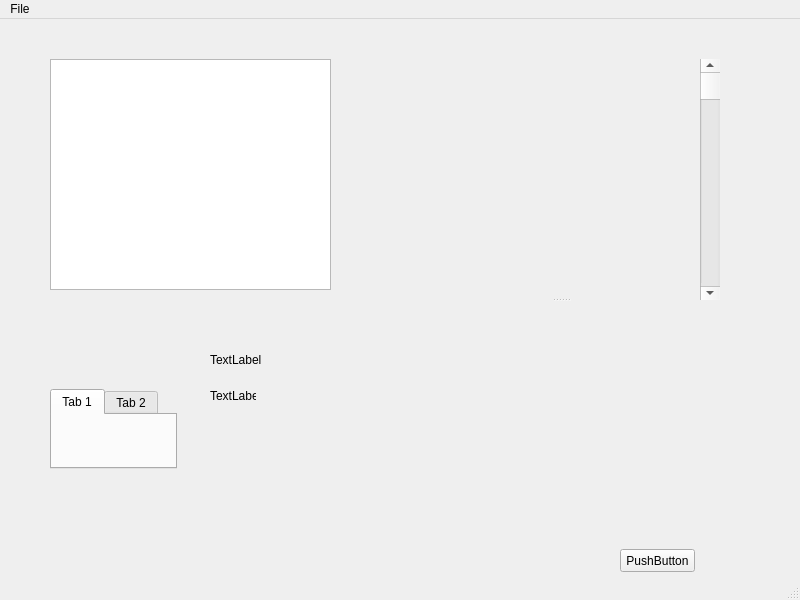
colddie/MICA, file Qt/RegionGrowing/src/viewer.ui: the form before one commit.
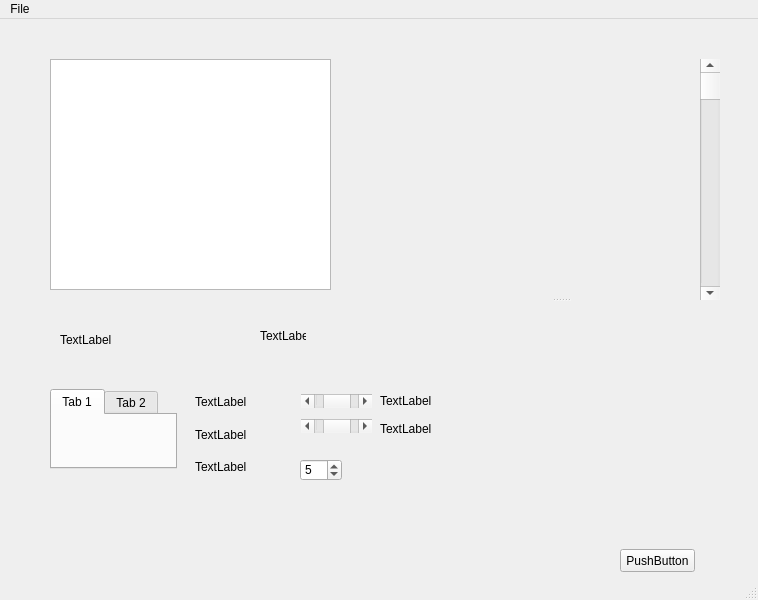
The form after the commit. The open tabs and pages were chosen to show the change. Custom widgets are drawn as their Qt base class.

The edit to the form file:
```diff
--- a/Qt/RegionGrowing/src/viewer.ui
+++ b/Qt/RegionGrowing/src/viewer.ui
@@ -6,7 +6,7 @@
    <rect>
     <x>0</x>
     <y>0</y>
-    <width>800</width>
+    <width>758</width>
     <height>600</height>
    </rect>
   </property>
@@ -50,8 +50,8 @@
    <widget class="QLabel" name="label">
     <property name="geometry">
      <rect>
-      <x>210</x>
-      <y>330</y>
+      <x>60</x>
+      <y>310</y>
       <width>171</width>
       <height>21</height>
      </rect>
@@ -104,8 +104,8 @@
    <widget class="QLabel" name="label_2">
     <property name="geometry">
      <rect>
-      <x>210</x>
-      <y>370</y>
+      <x>260</x>
+      <y>310</y>
       <width>46</width>
       <height>13</height>
      </rect>
@@ -114,13 +114,135 @@
      <string>TextLabel</string>
     </property>
    </widget>
+   <widget class="QSpinBox" name="spinBox">
+    <property name="geometry">
+     <rect>
+      <x>300</x>
+      <y>440</y>
+      <width>42</width>
+      <height>22</height>
+     </rect>
+    </property>
+    <property name="value">
+     <number>5</number>
+    </property>
+   </widget>
+   <widget class="QWidget" name="">
+    <property name="geometry">
+     <rect>
+      <x>195</x>
+      <y>370</y>
+      <width>101</width>
+      <height>91</height>
+     </rect>
+    </property>
+    <layout class="QVBoxLayout" name="verticalLayout">
+     <item>
+      <widget class="QLabel" name="label_3">
+       <property name="text">
+        <string>TextLabel</string>
+       </property>
+      </widget>
+     </item>
+     <item>
+      <widget class="QLabel" name="label_4">
+       <property name="text">
+        <string>TextLabel</string>
+       </property>
+      </widget>
+     </item>
+     <item>
+      <widget class="QLabel" name="label_5">
+       <property name="text">
+        <string>TextLabel</string>
+       </property>
+      </widget>
+     </item>
+    </layout>
+   </widget>
+   <widget class="QWidget" name="">
+    <property name="geometry">
+     <rect>
+      <x>380</x>
+      <y>370</y>
+      <width>51</width>
+      <height>51</height>
+     </rect>
+    </property>
+    <layout class="QVBoxLayout" name="verticalLayout_2">
+     <item>
+      <widget class="QLabel" name="label_6">
+       <property name="text">
+        <string>TextLabel</string>
+       </property>
+      </widget>
+     </item>
+     <item>
+      <widget class="QLabel" name="label_7">
+       <property name="text">
+        <string>TextLabel</string>
+       </property>
+      </widget>
+     </item>
+    </layout>
+   </widget>
+   <widget class="QWidget" name="">
+    <property name="geometry">
+     <rect>
+      <x>301</x>
+      <y>370</y>
+      <width>71</width>
+      <height>51</height>
+     </rect>
+    </property>
+    <layout class="QVBoxLayout" name="verticalLayout_3">
+     <item>
+      <widget class="QScrollBar" name="horizontalScrollBar">
+       <property name="minimum">
+        <number>1</number>
+       </property>
+       <property name="maximum">
+        <number>5</number>
+       </property>
+       <property name="pageStep">
+        <number>2</number>
+       </property>
+       <property name="value">
+        <number>3</number>
+       </property>
+       <property name="orientation">
+        <enum>Qt::Horizontal</enum>
+       </property>
+      </widget>
+     </item>
+     <item>
+      <widget class="QScrollBar" name="horizontalScrollBar_2">
+       <property name="minimum">
+        <number>1</number>
+       </property>
+       <property name="maximum">
+        <number>5</number>
+       </property>
+       <property name="pageStep">
+        <number>2</number>
+       </property>
+       <property name="value">
+        <number>3</number>
+       </property>
+       <property name="orientation">
+        <enum>Qt::Horizontal</enum>
+       </property>
+      </widget>
+     </item>
+    </layout>
+   </widget>
   </widget>
   <widget class="QMenuBar" name="menubar">
    <property name="geometry">
     <rect>
      <x>0</x>
      <y>0</y>
-     <width>800</width>
+     <width>758</width>
      <height>21</height>
     </rect>
    </property>
```
Left out of the diff: 2 changed lines with no effect on the pictures.
